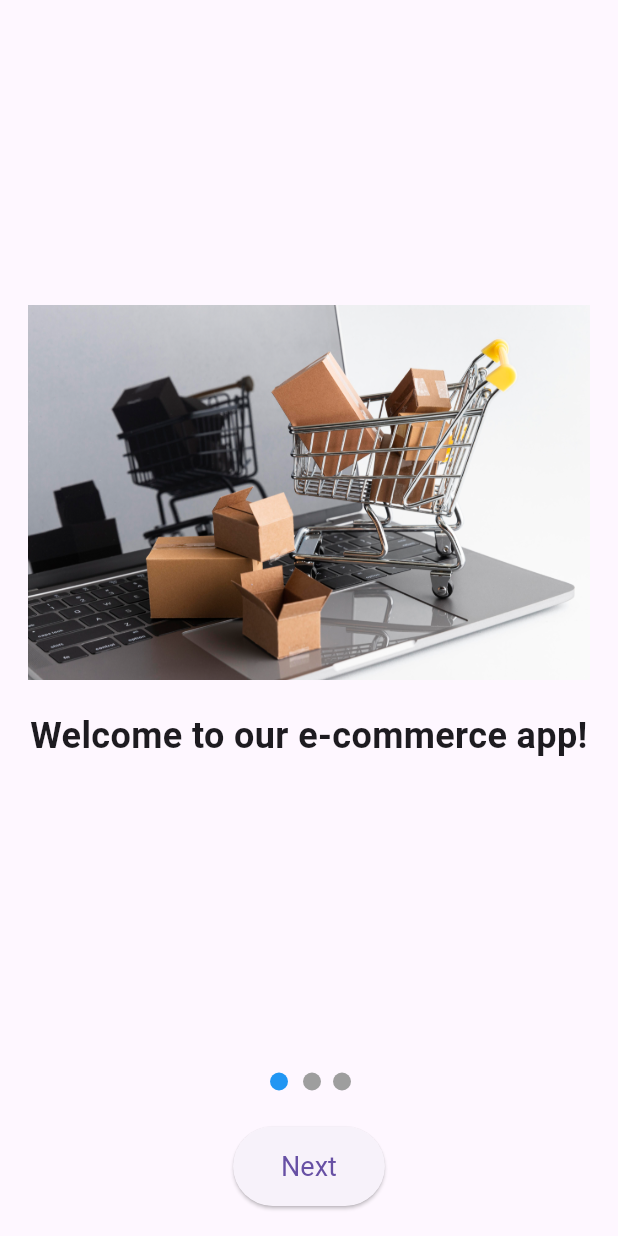
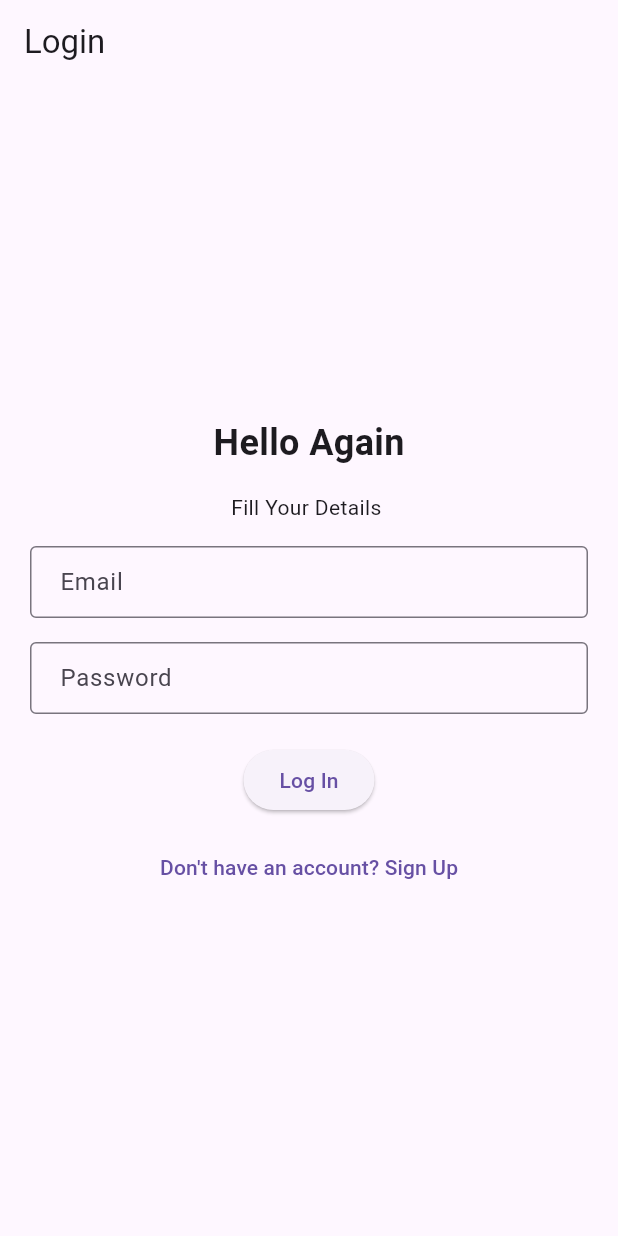
Before and after one commit to NourAlf/onBoarding, a Flutter app: the screen it shows after launch, on a phone screen of 412 x 824 dp. Run offline on Flutter 3.47's test engine with Material 3 defaults, Android fonts, the light colour scheme and no system bars; our stand-ins replace convex_bottom_bar, get.

Commit message:
login and sign up

```diff
--- a/lib/main.dart
+++ b/lib/main.dart
@@ -1,5 +1,6 @@
 import 'package:flutter/material.dart';
 import 'package:get/get.dart';
+import 'package:onboarding/views/auth/login/login_screen.dart';
 import 'package:onboarding/views/onboarding_view/screen/onboarding_view.dart';
 
 
@@ -12,7 +13,7 @@ class MyApp extends StatelessWidget {
   Widget build(BuildContext context) {
     return GetMaterialApp(
       debugShowCheckedModeBanner: false,
-      home: OnboardingView(), // شاشات التعريف ستكون الشاشة الأولى
+      home: LoginScreen(), // شاشات التعريف ستكون الشاشة الأولى
     );
   }
 }
--- /dev/null
+++ b/lib/views/auth/login/login_screen.dart
@@ -0,0 +1,99 @@
+import 'package:flutter/material.dart';
+import 'package:get/get.dart';
+
+import '../../home/screen/home_screen.dart';
+import '../sign_up/sign_up_screen.dart';
+
+class LoginScreen extends StatelessWidget {
+  final _emailController = TextEditingController();
+  final _passwordController = TextEditingController();
+  final _formKey = GlobalKey<FormState>();
+
+  @override
+  Widget build(BuildContext context) {
+    return Scaffold(
+      appBar: AppBar(title: Text('Login')),
+      body: Padding(
+        padding: const EdgeInsets.all(20.0),
+
+        child: Column(
+          mainAxisAlignment: MainAxisAlignment.center,
+          children: [
+            Text("Hello Again",style: TextStyle(fontWeight: FontWeight.bold,fontSize: 24),),
+            SizedBox(height: 16,),
+            Text("Fill Your Details "),
+            SizedBox(height: 16,),
+            Form(
+              key: _formKey,
+              child: Column(
+                mainAxisAlignment: MainAxisAlignment.center,
+                children: [
+                  // Email Field
+                  TextFormField(
+                    controller: _emailController,
+                    decoration: InputDecoration(
+                      labelText: 'Email',
+                      border: OutlineInputBorder(), // Adding border
+                      contentPadding: EdgeInsets.symmetric(vertical: 12, horizontal: 16), // Adding padding
+                    ),
+                    validator: (value) {
+                      if (value == null || value.isEmpty) {
+                        return 'Please enter your email';
+                      }
+                      if (!GetUtils.isEmail(value)) {
+                        return 'Please enter a valid email';
+                      }
+                      return null;
+                    },
+                  ),
+                  SizedBox(height: 16),
+
+                  // Password Field
+                  TextFormField(
+                    controller: _passwordController,
+                    decoration: InputDecoration(
+                      labelText: 'Password',
+                      border: OutlineInputBorder(), // Adding border
+                      contentPadding: EdgeInsets.symmetric(vertical: 12, horizontal: 16), // Adding padding
+                    ),
+                    obscureText: true,
+                    validator: (value) {
+                      if (value == null || value.isEmpty) {
+                        return 'Please enter your password';
+                      }
+                      if (value.length < 6) {
+                        return 'Password must be at least 6 characters';
+                      }
+                      return null;
+                    },
+                  ),
+                  SizedBox(height: 20),
+
+                  // Log In Button
+                  ElevatedButton(
+                    onPressed: () {
+                      if (_formKey.currentState!.validate()) {
+                        // Log in logic goes here
+                        Get.off(() => HomeScreen());
+                      }
+                    },
+                    child: Text('Log In'),
+                  ),
+                  SizedBox(height: 10),
+
+                  // Link to Sign Up Screen
+                  TextButton(
+                    onPressed: () {
+                      Get.to(() => SignUpScreen());
+                    },
+                    child: Text("Don't have an account? Sign Up"),
+                  ),
+                ],
+              ),
+            ),
+          ],
+        ),
+      ),
+    );
+  }
+}
--- a/pubspec.yaml
+++ b/pubspec.yaml
@@ -49,6 +49,7 @@ dev_dependencies:
   shared_preferences: ^2.1.1
   google_fonts: ^3.0.1
   animated_text_kit: ^4.2.1
+  convex_bottom_bar: ^3.0.0
   get: ^4.6.5
 
 # For information on the generic Dart part of this file, see the
```
Also changed, not shown: lib/views/auth/sign_up/sign_up_screen.dart (added, +136 -0 lines), lib/views/home/screen/home_screen.dart (added, +41 -0 lines), pubspec.lock.
